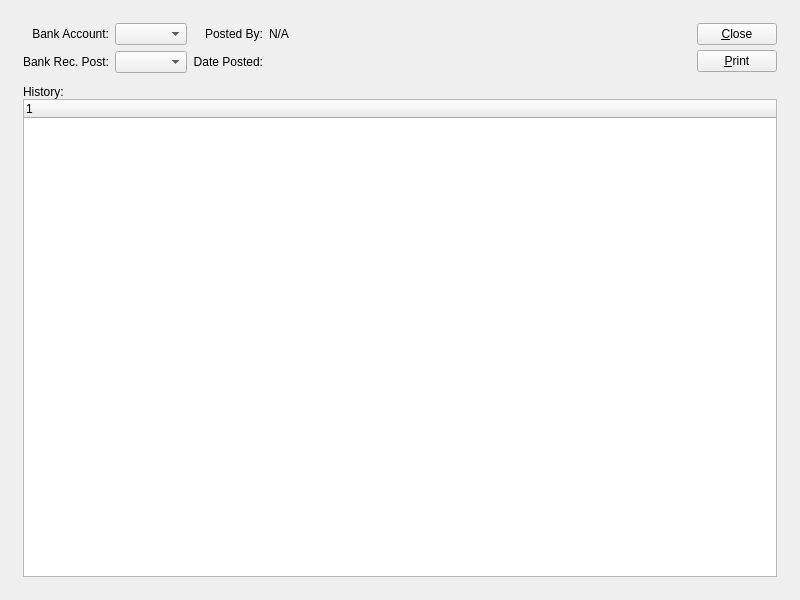
WooodHead/xtuple, file xtuple/trunk/guiclient/dspBankrecHistory.ui: the form before one commit.
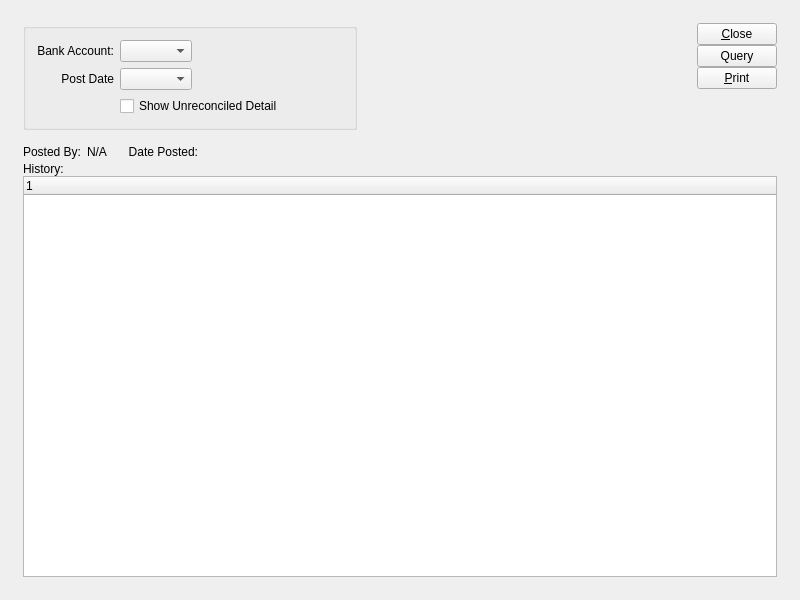
The form after the commit. Custom widgets are drawn as their Qt base class.

Commit message: issue #8623:  Changes to bank rec. report so display matches detail.

```diff
--- a/xtuple/trunk/guiclient/dspBankrecHistory.ui
+++ b/xtuple/trunk/guiclient/dspBankrecHistory.ui
@@ -7,8 +7,8 @@
 is available at www.xtuple.com/CPAL.  By using this software, you agree
 to be bound by its terms.</comment>
  <class>dspBankrecHistory</class>
- <widget class="QWidget" name="dspBankrecHistory" >
-  <property name="geometry" >
+ <widget class="QWidget" name="dspBankrecHistory">
+  <property name="geometry">
    <rect>
     <x>0</x>
     <y>0</y>
@@ -16,64 +16,151 @@
     <height>600</height>
    </rect>
   </property>
-  <property name="windowTitle" >
+  <property name="windowTitle">
    <string>Bank Reconciliation History</string>
   </property>
-  <layout class="QGridLayout" name="gridLayout_2" >
-   <item row="0" column="0" >
-    <layout class="QGridLayout" name="gridLayout" >
-     <property name="margin" >
+  <layout class="QGridLayout" name="gridLayout_4">
+   <item row="0" column="0">
+    <layout class="QGridLayout" name="gridLayout">
+     <property name="margin">
       <number>12</number>
      </property>
-     <property name="spacing" >
+     <property name="spacing">
       <number>12</number>
      </property>
-     <item row="0" column="0" >
-      <layout class="QHBoxLayout" >
+     <item row="0" column="0">
+      <layout class="QHBoxLayout" name="horizontalLayout_4">
        <item>
-        <layout class="QVBoxLayout" >
-         <property name="spacing" >
-          <number>0</number>
+        <widget class="QGroupBox" name="groupBox">
+         <property name="title">
+          <string/>
          </property>
-         <item>
-          <layout class="QGridLayout" >
-           <item row="0" column="0" >
-            <widget class="QLabel" name="_bankaccntLit" >
-             <property name="text" >
+         <layout class="QGridLayout" name="gridLayout_3">
+          <item row="0" column="0">
+           <widget class="QLabel" name="_bankaccntLit">
+            <property name="text">
               <string>Bank Account:</string>
              </property>
-             <property name="alignment" >
+            <property name="alignment">
               <set>Qt::AlignRight|Qt::AlignTrailing|Qt::AlignVCenter</set>
              </property>
             </widget>
            </item>
-           <item row="0" column="1" >
-            <widget class="XComboBox" name="_bankaccnt" />
-           </item>
-           <item row="1" column="1" >
-            <widget class="XComboBox" name="_bankrec" />
-           </item>
-           <item row="1" column="0" >
-            <widget class="QLabel" name="_bankrecLit" >
-             <property name="text" >
-              <string>Bank Rec. Post:</string>
-             </property>
-             <property name="alignment" >
+          <item row="0" column="1">
+           <layout class="QHBoxLayout" name="horizontalLayout">
+            <item>
+             <widget class="XComboBox" name="_bankaccnt"/>
+            </item>
+            <item>
+             <spacer name="horizontalSpacer">
+              <property name="orientation">
+               <enum>Qt::Horizontal</enum>
+              </property>
+              <property name="sizeHint" stdset="0">
+               <size>
+                <width>40</width>
+                <height>20</height>
+               </size>
+              </property>
+             </spacer>
+            </item>
+           </layout>
+          </item>
+          <item row="1" column="0">
+           <widget class="QLabel" name="_bankrecLit">
+            <property name="text">
+             <string>Post Date</string>
+            </property>
+            <property name="alignment">
               <set>Qt::AlignRight|Qt::AlignTrailing|Qt::AlignVCenter</set>
              </property>
             </widget>
            </item>
-          </layout>
-         </item>
+          <item row="1" column="1">
+           <layout class="QHBoxLayout" name="horizontalLayout_2">
+            <item>
+             <widget class="XComboBox" name="_bankrec"/>
+            </item>
+            <item>
+             <spacer name="horizontalSpacer_2">
+              <property name="orientation">
+               <enum>Qt::Horizontal</enum>
+              </property>
+              <property name="sizeHint" stdset="0">
+               <size>
+                <width>13</width>
+                <height>20</height>
+               </size>
+              </property>
+             </spacer>
+            </item>
+           </layout>
+          </item>
+          <item row="2" column="1">
+           <widget class="XCheckBox" name="_showUnreconciled">
+            <property name="text">
+             <string>Show Unreconciled Detail</string>
+            </property>
+           </widget>
+          </item>
+         </layout>
+        </widget>
+       </item>
          <item>
-          <spacer name="spacer8" >
-           <property name="orientation" >
+        <spacer name="horizontalSpacer_4">
+         <property name="orientation">
+          <enum>Qt::Horizontal</enum>
+         </property>
+         <property name="sizeHint" stdset="0">
+          <size>
+           <width>40</width>
+           <height>20</height>
+          </size>
+         </property>
+        </spacer>
+       </item>
+       <item>
+        <layout class="QVBoxLayout">
+         <property name="spacing">
+          <number>0</number>
+         </property>
+         <item>
+          <layout class="QVBoxLayout">
+           <property name="spacing">
+            <number>0</number>
+           </property>
+           <item>
+            <widget class="QPushButton" name="_close">
+             <property name="text">
+              <string>&amp;Close</string>
+             </property>
+            </widget>
+           </item>
+           <item>
+            <widget class="QPushButton" name="_query">
+             <property name="text">
+              <string>Query</string>
+             </property>
+            </widget>
+           </item>
+           <item>
+            <widget class="QPushButton" name="_print">
+             <property name="text">
+              <string>&amp;Print</string>
+             </property>
+            </widget>
+           </item>
+          </layout>
+         </item>
+         <item>
+          <spacer name="Spacer279">
+           <property name="orientation">
             <enum>Qt::Vertical</enum>
            </property>
-           <property name="sizeType" >
-            <enum>QSizePolicy::Preferred</enum>
+           <property name="sizeType">
+            <enum>QSizePolicy::Expanding</enum>
            </property>
-           <property name="sizeHint" stdset="0" >
+           <property name="sizeHint" stdset="0">
             <size>
              <width>20</width>
              <height>0</height>
@@ -83,158 +170,121 @@
          </item>
         </layout>
        </item>
-       <item>
-        <layout class="QVBoxLayout" >
-         <property name="spacing" >
-          <number>0</number>
-         </property>
-         <item>
-          <layout class="QGridLayout" >
-           <item row="0" column="1" >
-            <widget class="QLabel" name="_poster" >
-             <property name="text" >
-              <string>N/A</string>
-             </property>
-            </widget>
-           </item>
-           <item row="0" column="0" >
-            <widget class="QLabel" name="_posterLit" >
-             <property name="text" >
+      </layout>
+     </item>
+     <item row="1" column="0">
+      <widget class="QFrame" name="_frame">
+       <property name="sizePolicy">
+        <sizepolicy hsizetype="Preferred" vsizetype="Expanding">
+         <horstretch>0</horstretch>
+         <verstretch>1</verstretch>
+        </sizepolicy>
+       </property>
+       <property name="frameShape">
+        <enum>QFrame::NoFrame</enum>
+       </property>
+       <property name="frameShadow">
+        <enum>QFrame::Raised</enum>
+       </property>
+       <layout class="QGridLayout" name="gridLayout_2">
+        <property name="margin">
+         <number>0</number>
+        </property>
+        <item row="0" column="0">
+         <layout class="QVBoxLayout">
+          <property name="spacing">
+           <number>0</number>
+          </property>
+          <item>
+           <layout class="QHBoxLayout" name="horizontalLayout_3">
+            <item>
+             <widget class="QLabel" name="_posterLit">
+              <property name="text">
               <string>Posted By:</string>
              </property>
-             <property name="alignment" >
+              <property name="alignment">
               <set>Qt::AlignRight|Qt::AlignTrailing|Qt::AlignVCenter</set>
              </property>
             </widget>
            </item>
-           <item row="1" column="0" >
-            <widget class="QLabel" name="_dateLit" >
-             <property name="text" >
+            <item>
+             <widget class="QLabel" name="_poster">
+              <property name="text">
+               <string>N/A</string>
+              </property>
+             </widget>
+            </item>
+            <item>
+             <spacer name="horizontalSpacer_3">
+              <property name="orientation">
+               <enum>Qt::Horizontal</enum>
+              </property>
+              <property name="sizeType">
+               <enum>QSizePolicy::Fixed</enum>
+              </property>
+              <property name="sizeHint" stdset="0">
+               <size>
+                <width>15</width>
+                <height>20</height>
+               </size>
+              </property>
+             </spacer>
+            </item>
+            <item>
+             <widget class="QLabel" name="_dateLit">
+              <property name="text">
               <string>Date Posted:</string>
              </property>
-             <property name="alignment" >
+              <property name="alignment">
               <set>Qt::AlignRight|Qt::AlignTrailing|Qt::AlignVCenter</set>
              </property>
             </widget>
            </item>
-           <item row="1" column="1" >
-            <widget class="DLineEdit" name="_postdate" >
-             <property name="enabled" >
+            <item>
+             <widget class="DLineEdit" name="_postdate">
+              <property name="enabled">
               <bool>false</bool>
              </property>
             </widget>
            </item>
-          </layout>
-         </item>
          <item>
-          <spacer name="spacer9" >
-           <property name="orientation" >
-            <enum>Qt::Vertical</enum>
-           </property>
-           <property name="sizeType" >
-            <enum>QSizePolicy::Preferred</enum>
-           </property>
-           <property name="sizeHint" stdset="0" >
-            <size>
-             <width>20</width>
-             <height>0</height>
-            </size>
-           </property>
-          </spacer>
-         </item>
-        </layout>
-       </item>
-       <item>
-        <layout class="QHBoxLayout" >
-         <property name="spacing" >
-          <number>0</number>
-         </property>
-         <item>
-          <spacer name="spacer7" >
-           <property name="orientation" >
+             <spacer name="spacer7">
+              <property name="orientation">
             <enum>Qt::Horizontal</enum>
            </property>
-           <property name="sizeType" >
+              <property name="sizeType">
             <enum>QSizePolicy::Expanding</enum>
            </property>
-           <property name="sizeHint" stdset="0" >
+              <property name="sizeHint" stdset="0">
             <size>
-             <width>40</width>
+                <width>13</width>
              <height>20</height>
             </size>
            </property>
           </spacer>
          </item>
-         <item>
-          <layout class="QVBoxLayout" >
-           <property name="spacing" >
-            <number>0</number>
-           </property>
-           <item>
-            <layout class="QVBoxLayout" >
-             <property name="spacing" >
-              <number>5</number>
-             </property>
-             <item>
-              <widget class="QPushButton" name="_close" >
-               <property name="text" >
-                <string>&amp;Close</string>
-               </property>
-              </widget>
-             </item>
-             <item>
-              <widget class="QPushButton" name="_print" >
-               <property name="text" >
-                <string>&amp;Print</string>
-               </property>
-              </widget>
-             </item>
             </layout>
            </item>
            <item>
-            <spacer name="Spacer279" >
-             <property name="orientation" >
-              <enum>Qt::Vertical</enum>
-             </property>
-             <property name="sizeType" >
-              <enum>QSizePolicy::Preferred</enum>
-             </property>
-             <property name="sizeHint" stdset="0" >
-              <size>
-               <width>20</width>
-               <height>0</height>
-              </size>
-             </property>
-            </spacer>
-           </item>
-          </layout>
-         </item>
-        </layout>
-       </item>
-      </layout>
-     </item>
-     <item row="1" column="0" >
-      <layout class="QVBoxLayout" >
-       <property name="spacing" >
-        <number>0</number>
-       </property>
-       <item>
-        <widget class="QLabel" name="_detailsLit" >
-         <property name="text" >
+           <widget class="QLabel" name="_detailsLit">
+            <property name="text">
           <string>History:</string>
          </property>
         </widget>
        </item>
        <item>
-        <widget class="XTreeWidget" name="_details" />
+           <widget class="XTreeWidget" name="_details"/>
        </item>
       </layout>
      </item>
     </layout>
-   </item>
-  </layout>
+      </widget>
+     </item>
+    </layout>
+   </item>
+  </layout>
  </widget>
- <layoutdefault spacing="6" margin="11" />
+ <layoutdefault spacing="6" margin="11"/>
  <pixmapfunction>qPixmapFromMimeSource</pixmapfunction>
  <customwidgets>
   <customwidget>
@@ -242,6 +292,11 @@
    <extends>QWidget</extends>
    <header>datecluster.h</header>
   </customwidget>
+  <customwidget>
+   <class>XCheckBox</class>
+   <extends>QCheckBox</extends>
+   <header>xcheckbox.h</header>
+  </customwidget>
   <customwidget>
    <class>XComboBox</class>
    <extends>QComboBox</extends>
```
Left out of the diff: 7 changed lines with no effect on the pictures. Lines whose indentation alone changed are shown as unchanged. The commit also changes 2 other files.
